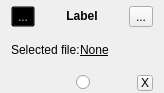
povle/pyblueprint, file ui/InputBlock.ui: the form before one commit.
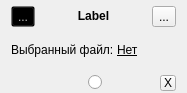
The form after the commit. Icons and pictures are not drawn. Custom widgets are drawn as their Qt base class.

The edit to the form file:
```diff
--- a/ui/InputBlock.ui
+++ b/ui/InputBlock.ui
@@ -6,7 +6,7 @@
    <rect>
     <x>0</x>
     <y>0</y>
-    <width>164</width>
+    <width>187</width>
     <height>93</height>
    </rect>
   </property>
@@ -164,7 +164,7 @@
         </font>
        </property>
        <property name="text">
-        <string>Selected file:</string>
+        <string>Выбранный файл: </string>
        </property>
       </widget>
      </item>
@@ -188,7 +188,7 @@
         </font>
        </property>
        <property name="text">
-        <string>None</string>
+        <string>Нет</string>
        </property>
        <property name="margin">
         <number>5</number>
```
